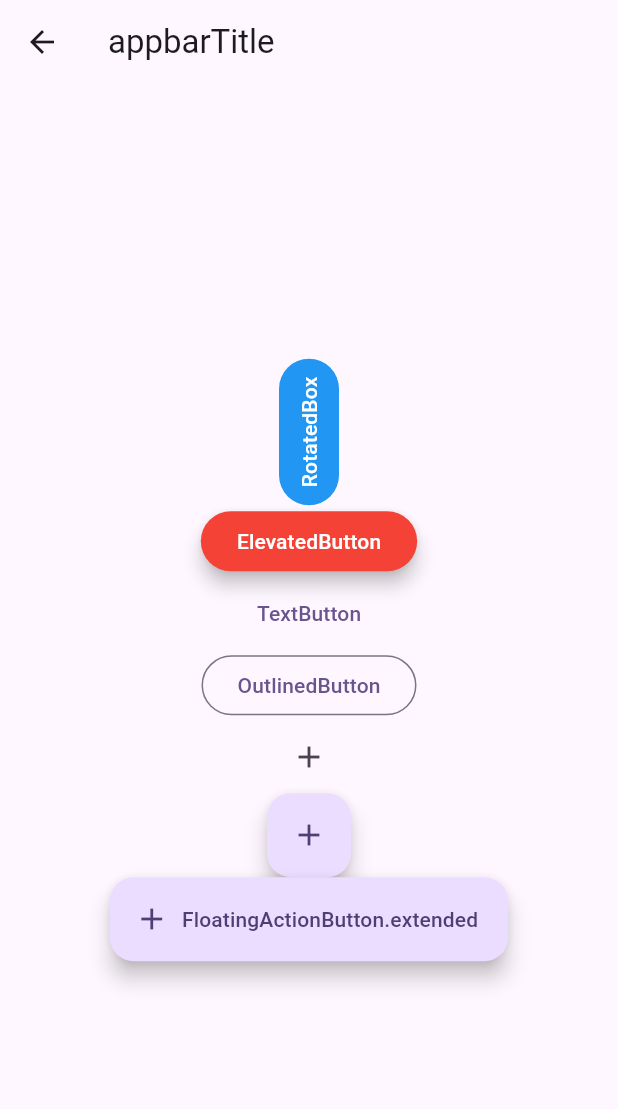
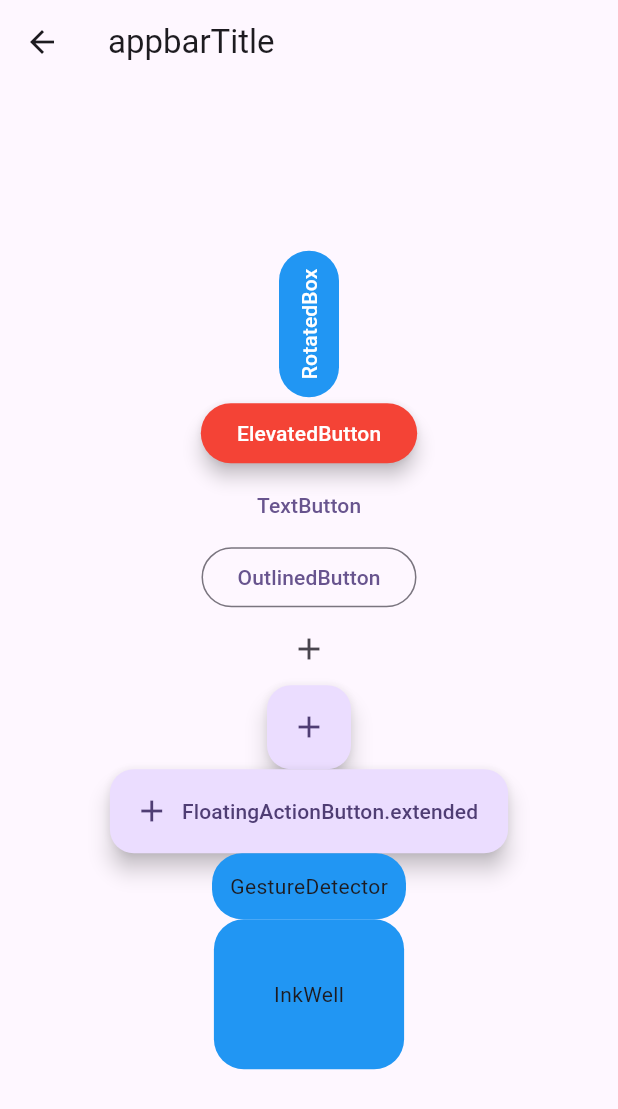
Before and after one commit to MizaelDouglasDeMello/primeiro_projeto-flutter, a Flutter app: the BotaoPage screen opened by its route, on a phone screen of 412 x 824 dp. Shown: the top 1109 px of the screen. Run offline on Flutter 3.47's test engine with Material 3 defaults, Android fonts, the phone set to English and light mode, and no system bars; our stand-ins replace device_preview.

Commit message:
feat:  buttons

```diff
--- a/lib/pages/botoes_rotacao/botao_page.dart
+++ b/lib/pages/botoes_rotacao/botao_page.dart
@@ -74,6 +74,32 @@ class _BotaoPageState extends State<BotaoPage> {
                 label: Text('FloatingActionButton.extended'),
                 icon: Icon(Icons.add),
               ),
+              GestureDetector(
+                onTap: () {
+                  print("GestureDetector clicado");
+                },
+                child: Container(
+                  padding: EdgeInsets.all(12),
+                  decoration: BoxDecoration(
+                    color: Colors.blue,
+                    borderRadius: BorderRadius.circular(20),
+                  ),
+                  child: Text('GestureDetector'),
+                ),
+              ),
+              Container(
+                padding: EdgeInsets.all(40),
+                decoration: BoxDecoration(
+                  color: Colors.blue,
+                  borderRadius: BorderRadius.circular(20),
+                ),
+                child: InkWell(
+                  onTap: () {
+                    print("InkWell clicado");
+                  },
+                  child: Text('InkWell'),
+                ),
+              )
             ],
           ),
         ));
```
